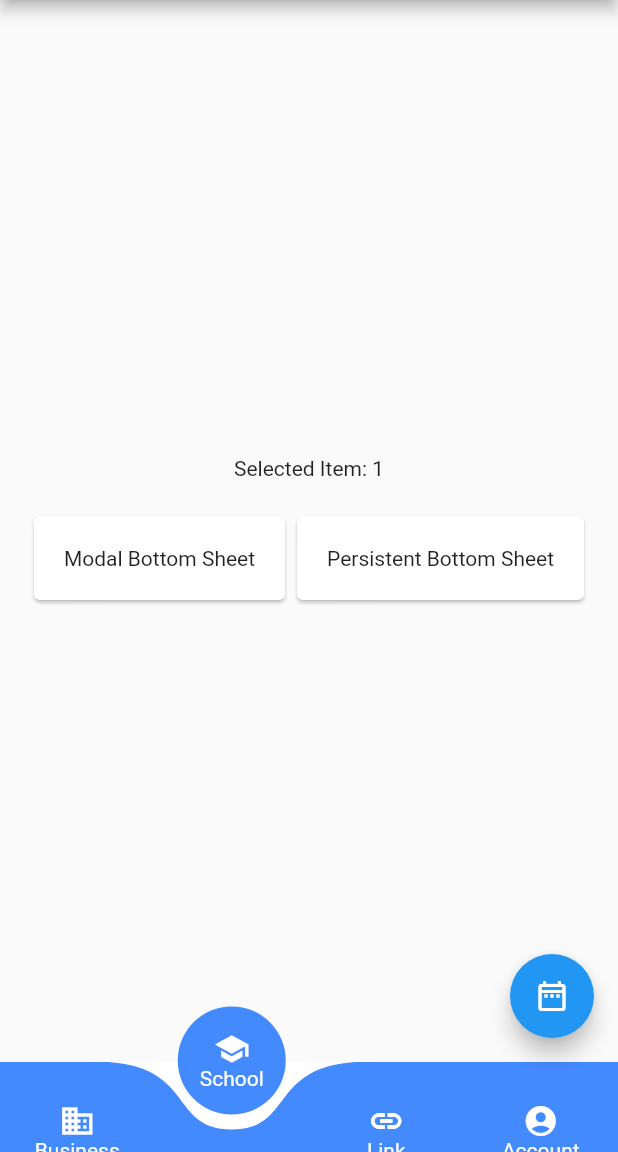
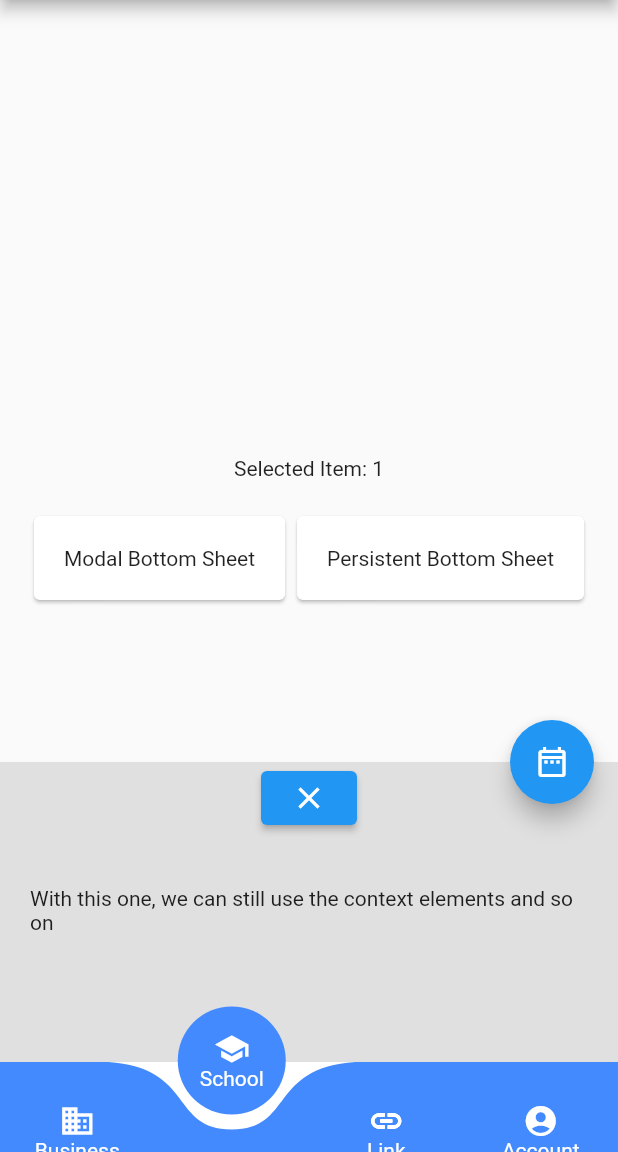
Before and after one commit to MufalmeAthos/Flutter_sqflite_crud, a Flutter app: the screen it shows after launch, item 2 of the bottom bar chosen, after a tap on "Persistent Bottom Sheet", on a phone screen of 412 x 824 dp, the part 84-1236 px from its top. Run offline on Flutter 3.47's test engine with Material 2 defaults, Android fonts, the phone set to English and light mode, and no system bars; drawn by our look-alikes of curved_navigation_bar.

```diff
--- a/lib/main.dart
+++ b/lib/main.dart
@@ -45,10 +45,11 @@ class _MyHomePageState extends State<MyHomePage> {
     });
   }
   TextEditingController _textController = new TextEditingController();
-
+  final _scafoldKey = GlobalKey<ScaffoldState>();
   @override
   Widget build(BuildContext context) {
     return Scaffold(
+      key: _scafoldKey,
       appBar: AppBar(title: Text("Sqlite Crud App"),),
       body: Column(
         mainAxisAlignment: MainAxisAlignment.center,
@@ -240,21 +241,30 @@ class _MyHomePageState extends State<MyHomePage> {
 
   Widget? _modalSheet(BuildContext context){
     showModalBottomSheet(
-      // shape: ShapeBorder(),
+        isScrollControlled: true,
+        shape: const RoundedRectangleBorder(
+          borderRadius: BorderRadius.vertical(
+            top: Radius.circular(20)
+          ),
+        ),
         context: context,
         builder: (context) {
           return Container(
-            height: 200,
+            // height: 200,
             padding: EdgeInsets.symmetric(horizontal: 20),
             child: Column(
               mainAxisAlignment: MainAxisAlignment.spaceBetween,
+              mainAxisSize: MainAxisSize.min,
               children: [
                 Icon(Icons.arrow_drop_down),
                 Column(
                   mainAxisAlignment: MainAxisAlignment.spaceBetween,
                   children: [
-                    Text("Enter Task"),
+                    Text("New Task"),
                     TextField(
+                      decoration: InputDecoration(
+                        label: Text("Enter a task")
+                      ),
                       controller: _textController,
 
                     ),
@@ -291,17 +301,42 @@ class _MyHomePageState extends State<MyHomePage> {
         }
  );
   }
+
   Widget? _persistentSheet(BuildContext context){
+    _scafoldKey.currentState!.showBottomSheet(
+      shape: RoundedRectangleBorder(
+        borderRadius: BorderRadius.vertical(
+          top: Radius.circular(60)
+        ),
+      ),
+      (context) {
+        return Container(
+          decoration: BoxDecoration(
+            color: Colors.grey[300],
+          ),
+          height: 200,
+          padding: EdgeInsets.symmetric(horizontal: 20),
+          child: Column(
+            mainAxisAlignment: MainAxisAlignment.spaceBetween,
+            crossAxisAlignment: CrossAxisAlignment.center,
+            children: [
+              ElevatedButton(
+                  onPressed: (){
+                    Navigator.pop(context);
+                  },
+                  child: Icon(Icons.close_sharp),
+              ),
+              Text(
+                'With this one, we can still use the context elements and so on '
+              ),
+              SizedBox(height: 50,),
+            ],
+          ),
+        );
+      },
+    );
+
     print(context);
-    showBottomSheet(
-        context: context,
-        builder: (context){
-          return
-            Container(
-            height: 200,
-          );
-        }
-    );
 
   }
 
```
Lines whose indentation alone changed are shown as unchanged.
